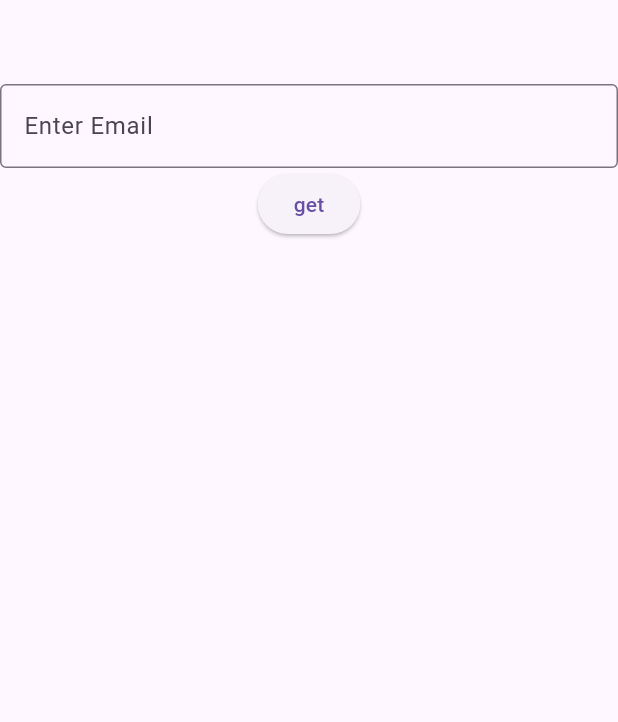
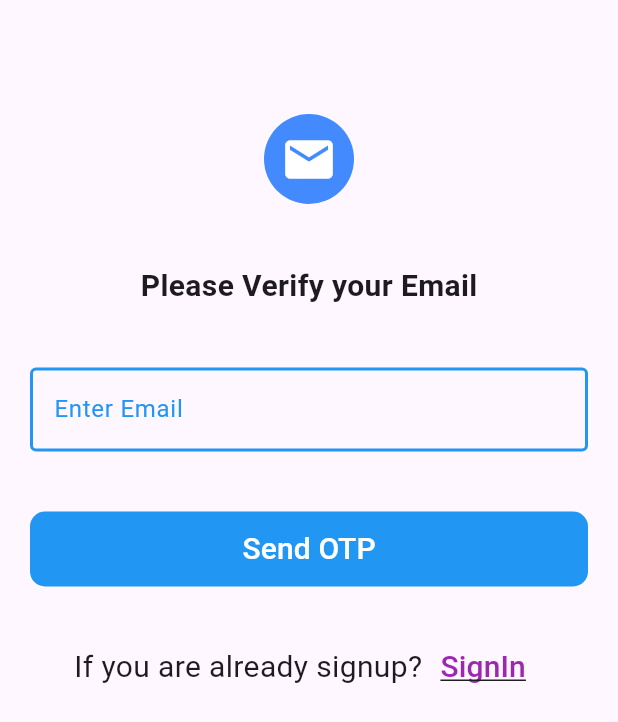
Before and after one commit to jayantanonymousmission/Startup-Project-Frontend, a Flutter app: the screen it shows after launch, on a phone screen of 412 x 824 dp. Shown: the top 722 px of the screen. Run offline on Flutter 3.47's test engine with Material 3 defaults, Android fonts, the light colour scheme and no system bars.

Commit message:
add more content on emailVerificaitonScreen

```diff
--- a/lib/src/api/EmailVerification/send_otp.dart
+++ b/lib/src/api/EmailVerification/send_otp.dart
@@ -11,8 +11,8 @@ class SendOtp {
     //use exception handling for handling the data
     try {
       final uri = kIsWeb
-          ? Uri.parse("/auth/sendOtp") // relative → Netlify proxy se backend pe jayega
-          : Uri.parse("/auth/sendOtp"); // local dev
+          ? Uri.parse("/auth/sendOtp")
+          : Uri.parse("https://startup-project-backend.onrender.com/auth/sendOtp");
 
       //use http post for putting the data to backend
       final response = await http.post(
@@ -20,9 +20,11 @@ class SendOtp {
         headers: {"Content-Type": "application/json"},
         body: jsonEncode({"email": email}),
       );
+
       //use json decode for finding useful information from json
       final data = jsonDecode(response.body);
       return Email_Verification_Model.fromJson(data);
+
     }catch(e){
       return Email_Verification_Model(message:"Exception:\n $e",status:false);
     }
--- a/lib/src/screens/Authentication/send_otp.dart
+++ b/lib/src/screens/Authentication/send_otp.dart
@@ -1,7 +1,9 @@
 //import some libraries and files
+import 'package:flutter/foundation.dart';
 import 'package:flutter/material.dart';
-import 'package:http/http.dart' as http;
-import 'package:startupproject/src/api/EmailVerification/send_otp.dart';
+import 'package:startupproject/src/storage/validators/email_validation.dart';
+
+import '../../utility/controllerFunctions/sendOtp.dart';
 
 //make stateful class for handling state
 class SendOtpScreen extends StatefulWidget {
@@ -13,88 +15,141 @@ class SendOtpScreen extends StatefulWidget {
 
 class _SendOtpScreenState extends State<SendOtpScreen> {
   //create some variables
-  bool isLoading=false;
-  bool otpSend=false;
+  bool isLoading = false;
+  bool otpSend = false;
 
   //create controllers
-  TextEditingController emailController=TextEditingController();
+  TextEditingController emailController = TextEditingController();
+  final _formKey = GlobalKey<FormState>();
+
 
   //create function for handling operations
-  Future<void> sendOtpScreenFunction()async{
-    try{
+  void handleSendOTP() {
+    sendOtpScreenFunction(
+      context: context,
+      emailController: emailController,
+      updateState: (loading, sent) {
         setState(() {
-        isLoading=true;
+          isLoading = loading;
+          otpSend = sent;
         });
-      final email=emailController.text.trim();
-      final response=await SendOtp.sendOtpFunction(email);
-      if(response?.status==true){
-        setState(() {
-          isLoading=false;
-          otpSend=true;
-        });
-        ScaffoldMessenger.of(context).showSnackBar(
-            SnackBar(
-              content:Text("OTP Send Successfully",style:TextStyle(color:Colors.white)),
-              backgroundColor:Colors.blue,)
-        );
-      }
-      else if(response?.status==false && response?.message=='Email Already Exists'){
-        setState(() {
-          isLoading=false;
-        });
-        ScaffoldMessenger.of(context).showSnackBar(
-            SnackBar(content:Text("Email Already Exists",style:TextStyle(color:Colors.white)),
-              backgroundColor:Colors.red,)
-        );
-      }
-      else{
-        setState(() {
-          isLoading=false;
-        });
-        ScaffoldMessenger.of(context).showSnackBar(
-            SnackBar(content:Text("Otp Not Send",style:TextStyle(color:Colors.white)),
-              backgroundColor:Colors.red,)
+      },
+      formKey:_formKey,
     );
   }
 
-    }catch(e){
-      print("Exception:$e");
-    }
+  Widget textFields(){
+    return SingleChildScrollView(
+      child: Column(
+        children: [
+          Center(child:Column(children: [
+          Padding(
+            padding: const EdgeInsets.all(20),
+            child: CircleAvatar(
+              backgroundColor:Colors.blueAccent,
+              minRadius:30,
+              child:Icon(Icons.mail,color:Colors.white,size:38),
+            ),
+          ),
+          Padding(
+            padding: const EdgeInsets.all(20),
+            child: Text("Please Verify your Email",style:TextStyle(fontSize:20,fontWeight:FontWeight.bold)),
+          ),
+
+          Padding(
+            padding:EdgeInsets.all(20),
+            child: Form(
+              key:_formKey,
+              child: TextFormField(
+                controller: emailController,
+                validator:validateEmail,
+                decoration: InputDecoration(
+                  labelText: "Enter Email",
+                   labelStyle:TextStyle(color:Colors.blue),
+                   enabledBorder:OutlineInputBorder(
+                       borderSide:BorderSide(
+                         color:Colors.blue,
+                         width:2,
+                         style: BorderStyle.solid,
+                       )
+                   ),
+                    focusedBorder: OutlineInputBorder(
+                      borderSide: BorderSide(
+                        color: Colors.blue,
+                        width: 2,
+                        style: BorderStyle.solid,
+                      ),
+                    )
+                ),
+              ),
+            ),
+          ),
+          Padding(
+            padding: const EdgeInsets.all(20),
+            child: Container(
+              width:double.infinity,
+              height: 50,
+              child: TextButton(
+                  onPressed: handleSendOTP,
+                  style:TextButton.styleFrom(
+                    backgroundColor: Colors.blue,
+                    foregroundColor:Colors.white,
+                    shape:RoundedRectangleBorder(
+                      borderRadius:BorderRadius.circular(10)
+                    ),
+                  ),
+
+                  child: Text("Send OTP",style:TextStyle(fontSize:20))
+              ),
+            ),
+          ),
+            Padding(
+              padding: const EdgeInsets.all(10),
+              child: Row(
+                mainAxisAlignment:MainAxisAlignment.center,
+                children: [
+                Text("If you are already signup?",style:TextStyle(fontSize:20)),
+                TextButton(
+                  onPressed: () {  },
+                  child:Text("SignIn",style:TextStyle(fontSize:20,color:Colors.purple,decoration:TextDecoration.underline),))
+              ],),
+            )
+          ]))
+        ],
+      )
+    );
   }
 
-  Future<void> getrequest ()async{
-    final response=await http.get(
-        Uri.parse("/auth/test"),
-    );
-    Text(response.body);
-    ScaffoldMessenger.of(context).showSnackBar(
-        SnackBar(content:Text("Get Request Issue",style:TextStyle(color:Colors.white)),
-          backgroundColor:Colors.red,)
-    );
-
-  }
 
     @override
     Widget build(BuildContext context) {
       return Scaffold(
-      appBar:AppBar(
+          appBar: AppBar(),
 
-      ),
-      body:SingleChildScrollView(
-        child:Column(
-          children: [
-            TextField(
-              controller:emailController,
-              decoration:InputDecoration(
-                labelText:"Enter Email",
-                border:OutlineInputBorder(),
-              ),
-            ),
-            //ElevatedButton(onPressed:sendOtpScreenFunction, child:Text("Send OTP")),
-            ElevatedButton(onPressed:getrequest, child:Text("get"))
-          ],
-        ),
-      ),
+          body:kIsWeb?
+              textFields()
+              :
+              textFields()
+
+
+      // SingleChildScrollView(
+      //   child: Column(
+      //     children: [
+      //       Form(
+      //         key:_formKey,
+      //         child: TextFormField(
+      //           controller: emailController,
+      //            validator:validateEmail,
+      //           decoration: InputDecoration(
+      //             labelText: "Enter Email",
+      //             border: OutlineInputBorder(),
+      //           ),
+      //         ),
+      //       ),
+      //       ElevatedButton(onPressed: handleSendOTP, child: Text("Send OTP")),
+      //     ],
+      //   ),
+      // ),
       );
     }
   }
--- /dev/null
+++ b/lib/src/storage/validators/email_validation.dart
@@ -0,0 +1,10 @@
+String? validateEmail(String? value) {
+  if (value == null || value.isEmpty) {
+    return 'Email is required';
+  }
+  final emailRegex = RegExp(r'^[\w-\.]+@([\w-]+\.)+[\w-]{2,4}$');
+  if (!emailRegex.hasMatch(value)) {
+    return 'Enter a valid email';
+  }
+  return null;
+}
```
Also changed, not shown: lib/src/storage/constant/constants.dart (added, +27 -0 lines), lib/src/utility/controllerFunctions/sendOtp.dart (added, +47 -0 lines), lib/src/utility/snackbar.dart (added, +14 -0 lines), 3 other files. Lines whose indentation alone changed are shown as unchanged.
